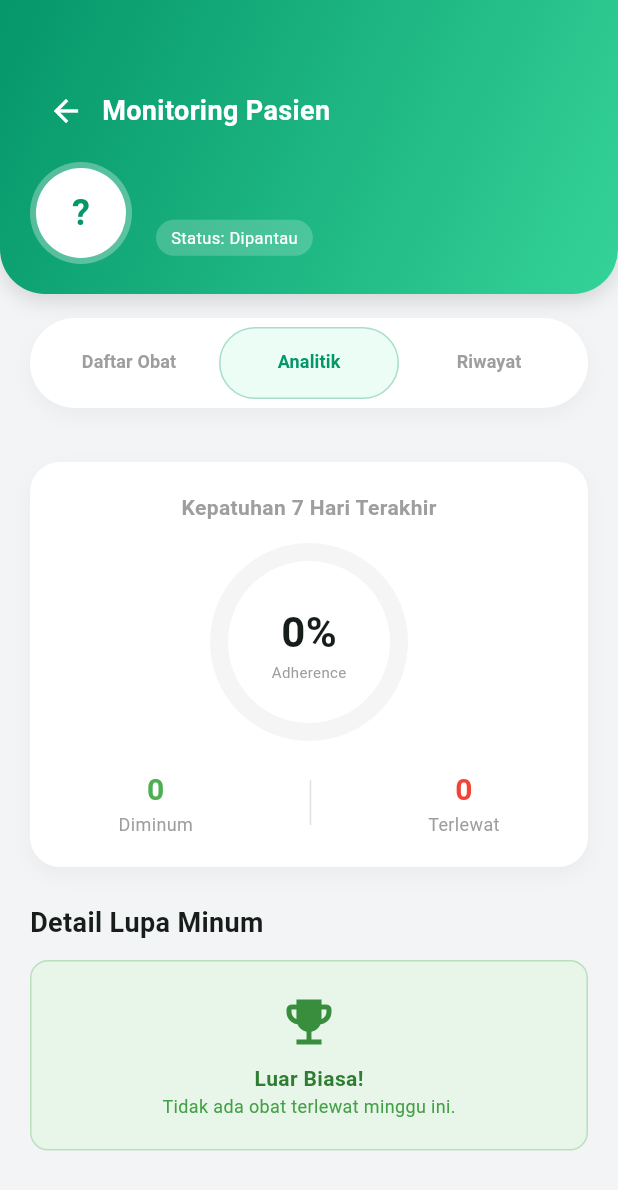
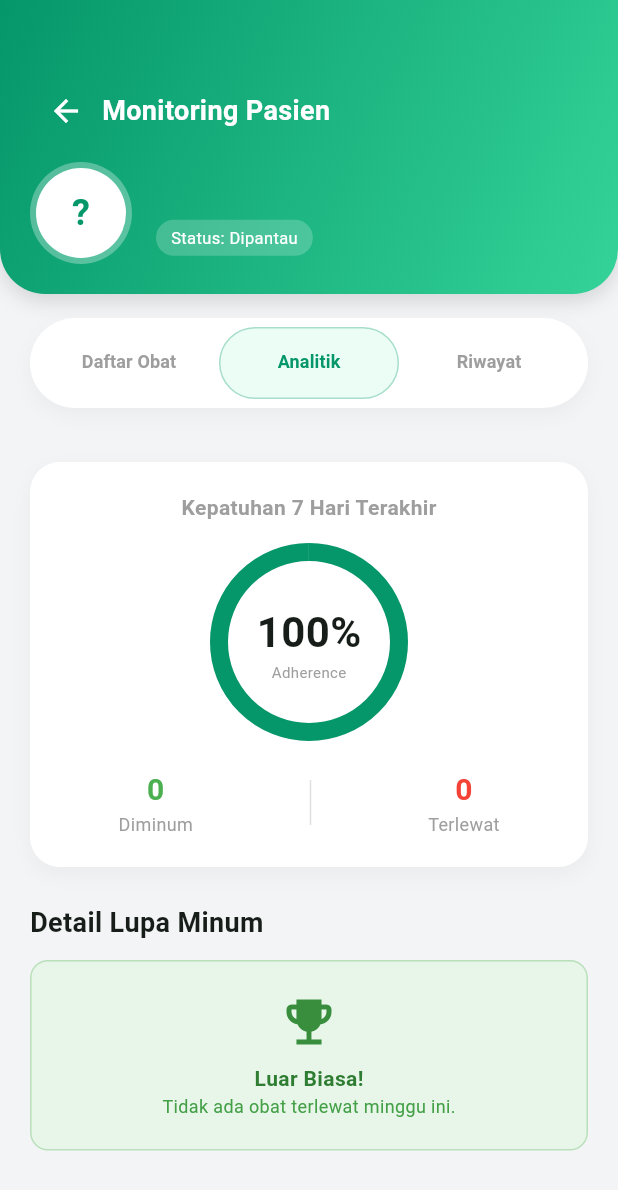
Before and after one commit to rerere-bit/medicare-mobile-app, a Flutter app: the PatientDetailScreen screen opened directly with empty values, tab 2 chosen, on a phone screen of 412 x 824 dp. Shown: the top 1190 px of the screen. Run offline on Flutter 3.47's test engine with Material 3 defaults, Android fonts, the phone set to English and light mode, and no system bars; our stand-ins replace cloud_firestore, firebase_auth, firebase_core, fl_chart, flutter_local_notifications, timezone; accounts and stored records are empty.

Commit message:
fix; memperbaiki bug

```diff
--- a/lib/screens/home/patient_detail_screen.dart
+++ b/lib/screens/home/patient_detail_screen.dart
@@ -340,24 +340,43 @@ class _MedicationListTab extends StatelessWidget {
 }
 
 // ============================================================================
-// TAB 2: ANALITIK (KEPATUHAN & PERINGATAN)
+// TAB 2: ANALITIK (FIXED LOGIC CREATED DATE)
 // ============================================================================
 class _AnalyticsTab extends StatelessWidget {
   final String patientId;
   const _AnalyticsTab({required this.patientId});
 
-  // Helper Logic (Sama seperti sebelumnya)
+  // Helper: Model Data untuk Laporan Lupa
   Map<String, dynamic> _calculateStats(List<MedicationModel> meds, List<HistoryModel> history) {
     int totalSchedule = 0;
     int totalTaken = 0;
     int totalMissed = 0;
     List<Map<String, String>> missedLogList = [];
 
+    // Analisis 7 Hari Terakhir
     final now = DateTime.now();
+
+    // Normalisasi 'Hari Ini' (Jam 00:00:00) agar perbandingan tanggal akurat
+    final todayStart = DateTime(now.year, now.month, now.day);
+
     for (int i = 0; i < 7; i++) {
+      // Mundur i hari ke belakang
       final dateToCheck = now.subtract(Duration(days: i));
+      final dateToCheckNormal = DateTime(dateToCheck.year, dateToCheck.month, dateToCheck.day);
 
       for (var med in meds) {
+        // --- LOGIC BARU: CEK TANGGAL PEMBUATAN OBAT ---
+        // Normalisasi tanggal pembuatan obat (Jam 00:00:00)
+        final medCreatedNormal = DateTime(med.createdAt.year, med.createdAt.month, med.createdAt.day);
+
+        // Jika tanggal yang dicek (misal kemarin) LEBIH DULU dari tanggal obat dibuat (hari ini)
+        // Maka SKIP (Jangan hitung statistik obat ini untuk hari kemarin)
+        if (dateToCheckNormal.isBefore(medCreatedNormal)) {
+          continue;
+        }
+        // ----------------------------------------------
+
+        // 1. Tentukan Jadwal per hari
         List<TimeOfDay> dailySchedules = [];
         if (med.timeSlots.isNotEmpty) {
           dailySchedules = med.timeSlots.map((s) {
@@ -370,13 +389,16 @@ class _AnalyticsTab extends StatelessWidget {
            else dailySchedules = [const TimeOfDay(hour: 8, minute: 0)];
         }
 
+        // 2. Cek Realisasi Jadwal
         for (var time in dailySchedules) {
           final scheduleTime = DateTime(dateToCheck.year, dateToCheck.month, dateToCheck.day, time.hour, time.minute);
 
+          // Jangan hitung jadwal masa depan (jika cek hari ini tapi jam nanti malam)
           if (scheduleTime.isAfter(now)) continue;
 
           totalSchedule++;
 
+          // Cek apakah ada log yang cocok
           int logsToday = history.where((h) =>
             h.medicationId == med.id &&
             h.takenAt.year == dateToCheck.year &&
@@ -384,6 +406,7 @@ class _AnalyticsTab extends StatelessWidget {
             h.takenAt.day == dateToCheck.day
           ).length;
 
+          // Asumsi sederhana: Urutan jadwal ke-n dicocokkan dengan jumlah minum ke-n
           int scheduleIndex = dailySchedules.indexOf(time) + 1;
 
           if (logsToday >= scheduleIndex) {
@@ -401,7 +424,7 @@ class _AnalyticsTab extends StatelessWidget {
       }
     }
 
-    double adherenceRate = totalSchedule == 0 ? 0 : (totalTaken / totalSchedule) * 100;
+    double adherenceRate = totalSchedule == 0 ? 100 : (totalTaken / totalSchedule) * 100; // Default 100% jika belum ada jadwal
 
     return {
       'rate': adherenceRate,
@@ -426,6 +449,8 @@ class _AnalyticsTab extends StatelessWidget {
 
             final meds = snapMeds.data ?? [];
             final history = snapHistory.data ?? [];
+
+            // Panggil fungsi kalkulasi yang sudah diperbaiki
             final stats = _calculateStats(meds, history);
 
             final double rate = stats['rate'];
@@ -437,7 +462,7 @@ class _AnalyticsTab extends StatelessWidget {
               child: Column(
                 crossAxisAlignment: CrossAxisAlignment.start,
                 children: [
-                  // 1. DASHBOARD CARD
+                  // 1. DASHBOARD CARD (Grafik Kepatuhan)
                   Container(
                     padding: const EdgeInsets.all(20),
                     decoration: BoxDecoration(
@@ -449,7 +474,6 @@ class _AnalyticsTab extends StatelessWidget {
                       children: [
                         const Text("Kepatuhan 7 Hari Terakhir", style: TextStyle(color: Colors.grey, fontWeight: FontWeight.bold)),
                         const SizedBox(height: 20),
-                        // Circular Chart
                         Stack(
                           alignment: Alignment.center,
                           children: [
@@ -461,7 +485,7 @@ class _AnalyticsTab extends StatelessWidget {
                                 strokeWidth: 12,
                                 backgroundColor: Colors.grey[100],
                                 valueColor: AlwaysStoppedAnimation<Color>(
-                                  rate > 80 ? const Color(0xFF059669) : (rate > 50 ? Colors.orange : Colors.red)
+                                  rate >= 80 ? const Color(0xFF059669) : (rate >= 50 ? Colors.orange : Colors.red)
                                 ),
                               ),
                             ),
```
